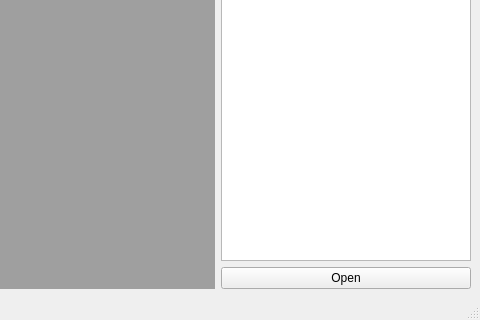
Old version of the form main_window.ui in the repository PicciMario/iPhone-Backup-Analyzer-2; both pictures show x 681 to 1161 and y 231 to 551 of the 1161 by 551 pixel window.
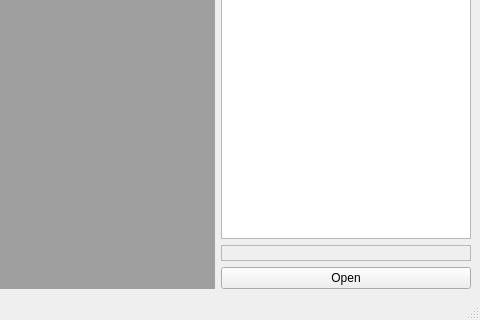
New version of the form.

Commit message: on-the-fly prview for images

Patch:
```diff
--- a/main_window.ui
+++ b/main_window.ui
@@ -108,6 +108,22 @@
         </property>
        </widget>
       </item>
+      <item>
+       <widget class="QLabel" name="imagePreviewLabel">
+        <property name="frameShape">
+         <enum>QFrame::StyledPanel</enum>
+        </property>
+        <property name="frameShadow">
+         <enum>QFrame::Sunken</enum>
+        </property>
+        <property name="text">
+         <string/>
+        </property>
+        <property name="alignment">
+         <set>Qt::AlignCenter</set>
+        </property>
+       </widget>
+      </item>
       <item>
        <widget class="QPushButton" name="open_sqlite">
         <property name="text">
```
The commit also changes 1 other file.
